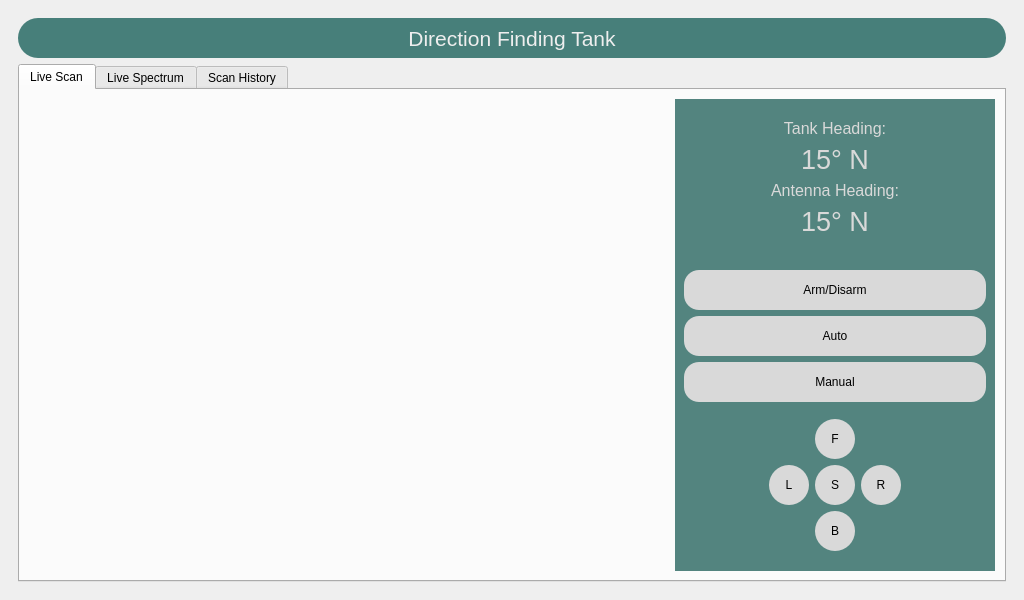
Above: gui.ui from fabeha-raheel/DF-Tank-Project before the change. Below: the same form after it.
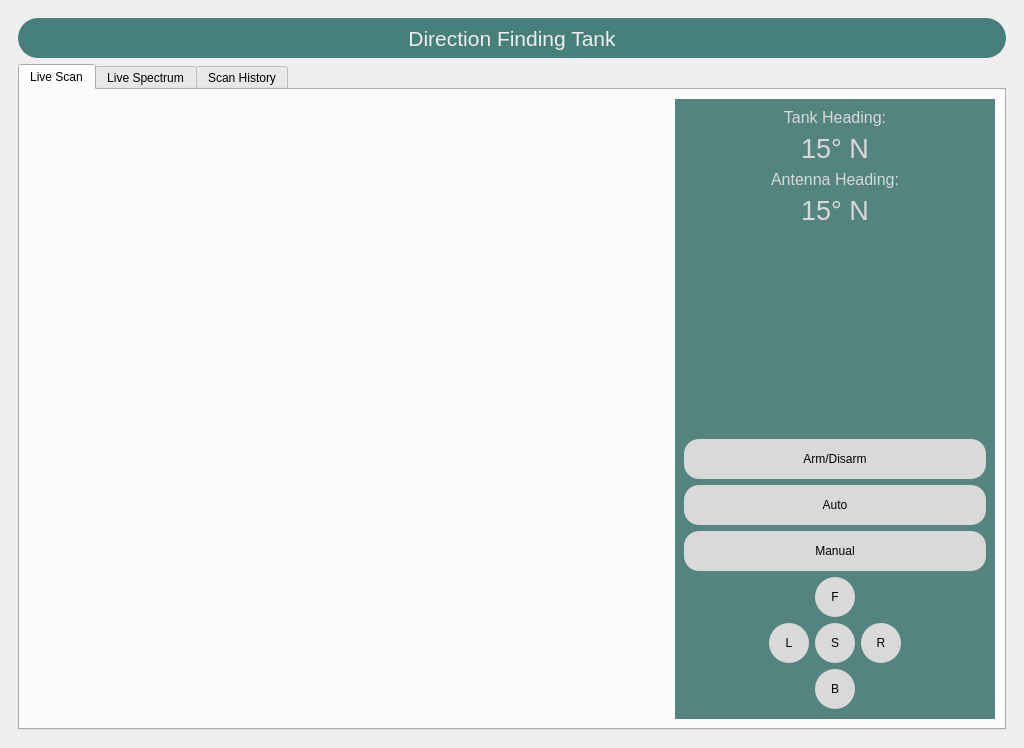
That is the form after the change. Icons and pictures are not drawn. Custom widgets are drawn as their Qt base class.

Commit message: minor changes to gui for better visualization

```diff
--- a/gui.ui
+++ b/gui.ui
@@ -252,9 +252,15 @@
                   <verstretch>0</verstretch>
                  </sizepolicy>
                 </property>
+                <property name="minimumSize">
+                 <size>
+                  <width>300</width>
+                  <height>0</height>
+                 </size>
+                </property>
                 <property name="maximumSize">
                  <size>
-                  <width>400</width>
+                  <width>600</width>
                   <height>16777215</height>
                  </size>
                 </property>
@@ -386,46 +392,22 @@
                    </property>
                   </spacer>
                  </item>
-                 <item>
-                  <spacer name="verticalSpacer_8">
-                   <property name="orientation">
-                    <enum>Qt::Vertical</enum>
-                   </property>
-                   <property name="sizeHint" stdset="0">
-                    <size>
-                     <width>20</width>
-                     <height>40</height>
-                    </size>
-                   </property>
-                  </spacer>
-                 </item>
                  <item>
                   <layout class="QGridLayout" name="gridLayout_4">
-                   <item row="1" column="1" colspan="3">
-                    <widget class="QPushButton" name="pushButton_3">
-                     <property name="minimumSize">
+                   <item row="4" column="1">
+                    <spacer name="verticalSpacer_5">
+                     <property name="orientation">
+                      <enum>Qt::Vertical</enum>
+                     </property>
+                     <property name="sizeHint" stdset="0">
                       <size>
-                       <width>80</width>
+                       <width>20</width>
                        <height>40</height>
                       </size>
                      </property>
-                     <property name="font">
-                      <font>
-                       <pointsize>9</pointsize>
-                      </font>
-                     </property>
-                     <property name="styleSheet">
-                      <string notr="true">QPushButton{
-	background-color: #D9D9D9;
-	border-radius: 15px;
-}</string>
-                     </property>
-                     <property name="text">
-                      <string>Arm/Disarm</string>
-                     </property>
-                    </widget>
+                    </spacer>
                    </item>
-                   <item row="2" column="1" colspan="3">
+                   <item row="2" column="1">
                     <widget class="QPushButton" name="pushButton">
                      <property name="minimumSize">
                       <size>
@@ -449,7 +431,47 @@
                      </property>
                     </widget>
                    </item>
-                   <item row="3" column="1" colspan="3">
+                   <item row="0" column="1">
+                    <widget class="MplWidget" name="plot_0_degrees" native="true">
+                     <property name="minimumSize">
+                      <size>
+                       <width>300</width>
+                       <height>200</height>
+                      </size>
+                     </property>
+                     <property name="maximumSize">
+                      <size>
+                       <width>600</width>
+                       <height>400</height>
+                      </size>
+                     </property>
+                    </widget>
+                   </item>
+                   <item row="1" column="1">
+                    <widget class="QPushButton" name="pushButton_3">
+                     <property name="minimumSize">
+                      <size>
+                       <width>80</width>
+                       <height>40</height>
+                      </size>
+                     </property>
+                     <property name="font">
+                      <font>
+                       <pointsize>9</pointsize>
+                      </font>
+                     </property>
+                     <property name="styleSheet">
+                      <string notr="true">QPushButton{
+	background-color: #D9D9D9;
+	border-radius: 15px;
+}</string>
+                     </property>
+                     <property name="text">
+                      <string>Arm/Disarm</string>
+                     </property>
+                    </widget>
+                   </item>
+                   <item row="3" column="1">
                     <widget class="QPushButton" name="pushButton_2">
                      <property name="minimumSize">
                       <size>
@@ -473,22 +495,6 @@
                      </property>
                     </widget>
                    </item>
-                   <item row="4" column="2">
-                    <spacer name="verticalSpacer_5">
-                     <property name="orientation">
-                      <enum>Qt::Vertical</enum>
-                     </property>
-                     <property name="sizeHint" stdset="0">
-                      <size>
-                       <width>20</width>
-                       <height>40</height>
-                      </size>
-                     </property>
-                    </spacer>
-                   </item>
-                   <item row="0" column="1">
-                    <widget class="MplWidget" name="plot_0_degrees" native="true"/>
-                   </item>
                   </layout>
                  </item>
                  <item>
```
The commit also changes 2 other files.
